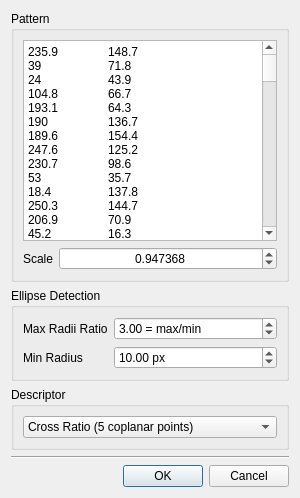
Old version of the form app/ui/RandomFeatureFinder.ui in the repository xalpha/iris.
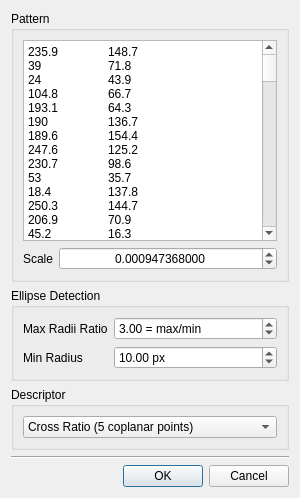
New version of the form.

Diff of the .ui file:
```diff
--- a/app/ui/RandomFeatureFinder.ui
+++ b/app/ui/RandomFeatureFinder.ui
@@ -39,10 +39,10 @@
          <set>Qt::AlignCenter</set>
         </property>
         <property name="decimals">
-         <number>6</number>
+         <number>12</number>
         </property>
         <property name="value">
-         <double>0.947368000000000</double>
+         <double>0.000947368000000</double>
         </property>
        </widget>
       </item>
```
